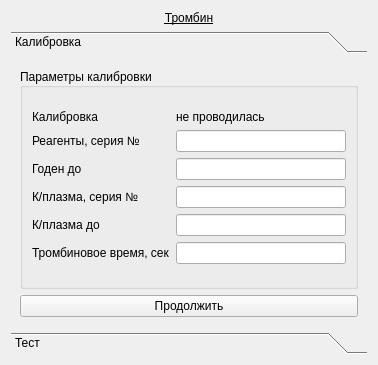
The window that choisedialog/ko4.ui (krang4d/Agrekola) describes before a commit, drawn with Qt 5.
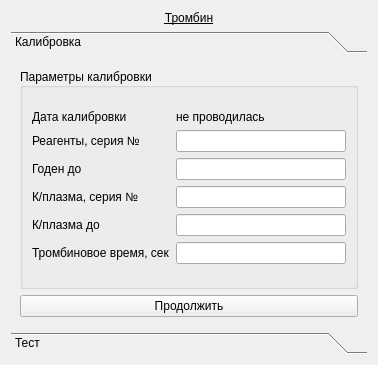
The same window after the commit. The open tabs and pages were chosen to show the change. Custom widgets are drawn as their Qt base class.

```diff
--- a/choisedialog/ko4.ui
+++ b/choisedialog/ko4.ui
@@ -54,7 +54,7 @@
           <item row="1" column="0">
            <widget class="QLabel" name="label_6">
             <property name="text">
-             <string>Калибровка</string>
+             <string>Дата калибровки</string>
             </property>
            </widget>
           </item>
```
Left out of the diff: 2 changed lines with no effect on the pictures.
